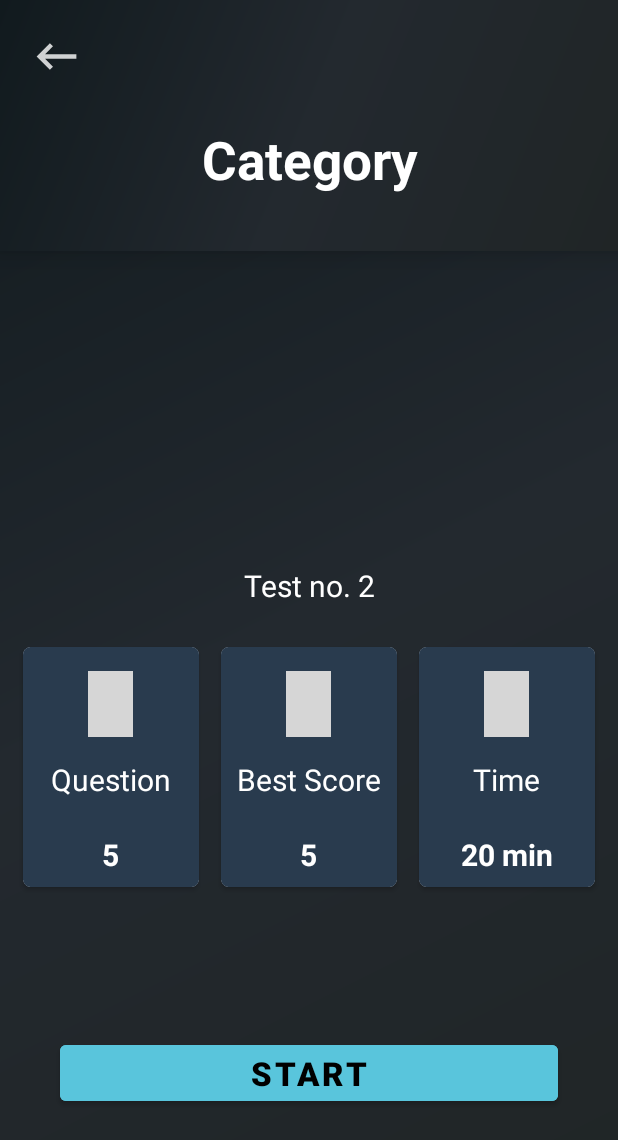
After one commit to kunjvasoya03/ExamEase, an Android app: the StartActivity screen opened directly, with no data from a screen before it, on a phone screen of 412 x 824 dp. The commit adds this screen. Shown: the top 1140 px of the screen. Run offline under Robolectric (Android 15) with nearby library versions, the phone set to English and light mode, and no system bars; grey boxes are pictures that could not be loaded.

Commit message:
added activity_start only ui

```diff
--- a/app/src/main/AndroidManifest.xml
+++ b/app/src/main/AndroidManifest.xml
@@ -14,6 +14,9 @@
         android:supportsRtl="true"
         android:theme="@style/Theme.ExamEase2.NoActionBar"
         tools:targetApi="31">
+        <activity
+            android:name=".StartActivity"
+            android:exported="false" />
         <activity
             android:name=".QuestionsActivity"
             android:exported="false" />
--- /dev/null
+++ b/app/src/main/java/com/example/examease2/StartActivity.java
@@ -0,0 +1,21 @@
+package com.example.examease2;
+
+import android.os.Bundle;
+
+import androidx.activity.EdgeToEdge;
+import androidx.appcompat.app.AppCompatActivity;
+import androidx.core.graphics.Insets;
+import androidx.core.view.ViewCompat;
+import androidx.core.view.WindowInsetsCompat;
+
+public class StartActivity extends AppCompatActivity {
+
+    @Override
+    protected void onCreate(Bundle savedInstanceState) {
+        super.onCreate(savedInstanceState);
+        EdgeToEdge.enable(this);
+        setContentView(R.layout.activity_start);
+
+
+    }
+}
--- /dev/null
+++ b/app/src/main/res/drawable-anydpi/ic_back.xml
@@ -0,0 +1,12 @@
+<vector xmlns:android="http://schemas.android.com/apk/res/android"
+    android:width="24dp"
+    android:height="24dp"
+    android:viewportWidth="24"
+    android:viewportHeight="24"
+    android:tint="#FFFFFF"
+    android:alpha="0.8"
+    android:autoMirrored="true">
+  <path
+      android:fillColor="@android:color/white"
+      android:pathData="M21,11H6.83l3.58,-3.59L9,6l-6,6 6,6 1.41,-1.41L6.83,13H21z"/>
+</vector>
--- a/app/src/main/res/drawable/side_nav_bar.xml
+++ b/app/src/main/res/drawable/side_nav_bar.xml
@@ -2,8 +2,8 @@
     android:shape="rectangle">
     <gradient
         android:angle="135"
-        android:centerColor="#303941"
-        android:endColor="#162126"
-        android:startColor="#566367"
+        android:centerColor="#23292F"
+        android:endColor="#111A1E"
+        android:startColor="#202526"
         android:type="linear" />
 </shape>
--- a/app/src/main/res/layout/activity_login2.xml
+++ b/app/src/main/res/layout/activity_login2.xml
@@ -5,7 +5,7 @@
     android:id="@+id/main"
     android:layout_width="match_parent"
     android:layout_height="match_parent"
-    android:background="#292c35"
+    android:background="@color/app_background"
     tools:context=".LoginActivity"
     android:orientation="vertical"
     android:layout_gravity="center_horizontal"
@@ -14,7 +14,7 @@
 
     <ImageView
         android:layout_width="400dp"
-        android:layout_height="210dp"
+        android:layout_height="200dp"
         android:src="@drawable/login"
         android:layout_gravity="center_horizontal"
         android:layout_marginTop="50dp"
--- /dev/null
+++ b/app/src/main/res/layout/activity_start.xml
@@ -0,0 +1,255 @@
+<?xml version="1.0" encoding="utf-8"?>
+<androidx.constraintlayout.widget.ConstraintLayout xmlns:android="http://schemas.android.com/apk/res/android"
+    xmlns:app="http://schemas.android.com/apk/res-auto"
+    xmlns:tools="http://schemas.android.com/tools"
+    android:id="@+id/main"
+    android:background="@drawable/side_nav_bar"
+    android:layout_width="match_parent"
+    android:layout_height="match_parent"
+    tools:context=".StartActivity">
+
+    <LinearLayout
+        android:layout_width="413dp"
+        android:layout_height="167dp"
+        app:layout_constraintBottom_toTopOf="@+id/textView2"
+        app:layout_constraintEnd_toEndOf="parent"
+        android:background="@drawable/side_nav_bar"
+        app:layout_constraintStart_toStartOf="parent"
+        app:layout_constraintTop_toTopOf="parent"
+        app:layout_constraintVertical_bias="0.0"
+        android:orientation="vertical"
+        android:translationZ="10dp"
+
+
+
+        >
+        <ImageView
+            android:layout_width="35dp"
+            android:layout_height="35dp"
+            android:src="@drawable/ic_back"
+            android:layout_margin="20dp"
+            android:translationZ="10dp"
+
+            />
+
+        <TextView
+            android:id="@+id/textView"
+            android:layout_width="match_parent"
+            android:layout_height="wrap_content"
+            android:text="Category"
+            android:textAlignment="center"
+            android:textColor="@color/white"
+            android:textSize="35sp"
+            android:textStyle="bold"
+            android:layout_marginTop="7dp"
+
+            />
+
+
+    </LinearLayout>
+
+    <TextView
+        android:id="@+id/textView2"
+        android:layout_width="0dp"
+        android:layout_height="wrap_content"
+        android:layout_marginStart="24dp"
+        android:layout_marginEnd="24dp"
+        android:layout_marginBottom="20dp"
+        android:text="Test no. 2"
+        android:textAlignment="center"
+        android:textColor="@color/white"
+        android:textSize="20sp"
+        app:layout_constraintBottom_toTopOf="@+id/ll2"
+        app:layout_constraintEnd_toEndOf="parent"
+        app:layout_constraintHorizontal_bias="0.0"
+        app:layout_constraintStart_toStartOf="parent" />
+
+    <LinearLayout
+        android:id="@+id/ll2"
+        android:layout_width="0dp"
+        android:layout_height="wrap_content"
+        android:layout_marginStart="8dp"
+        android:layout_marginEnd="8dp"
+        android:layout_marginBottom="92dp"
+        app:layout_constraintBottom_toTopOf="@+id/strat_test_btn"
+        app:layout_constraintEnd_toEndOf="parent"
+
+        app:layout_constraintHorizontal_bias="1.0"
+        app:layout_constraintStart_toStartOf="parent">
+
+        <androidx.cardview.widget.CardView
+            android:layout_width="120dp"
+            android:layout_height="160dp"
+            android:layout_margin="7dp"
+            android:layout_weight="1"
+            android:elevation="5dp"
+            app:cardCornerRadius="5dp">
+
+            <LinearLayout
+                android:layout_width="match_parent"
+                android:layout_height="match_parent"
+                android:layout_gravity="center"
+
+                android:background="#293B4E"
+                android:gravity="center_horizontal"
+                android:orientation="vertical"
+                android:paddingTop="16dp">
+
+                <ImageView
+                    android:layout_width="30dp"
+                    android:layout_height="30dp"
+                    android:layout_weight="1"
+                    android:src="@drawable/ic_bookmark" />
+
+                <TextView
+                    android:layout_width="wrap_content"
+                    android:layout_height="wrap_content"
+                    android:layout_marginBottom="8dp"
+
+                    android:layout_weight="1"
+                    android:gravity="bottom"
+
+                    android:text="Question"
+                    android:textColor="@color/white"
+                    android:textSize="20sp" />
+
+                <TextView
+                    android:layout_width="wrap_content"
+                    android:layout_height="wrap_content"
+                    android:layout_marginBottom="8dp"
+                    android:layout_weight="1"
+                    android:gravity="bottom"
+                    android:text="5"
+                    android:textColor="@color/white"
+                    android:textSize="20sp"
+                    android:textStyle="bold" />
+
+            </LinearLayout>
+        </androidx.cardview.widget.CardView>
+
+        <androidx.cardview.widget.CardView
+            android:layout_width="120dp"
+            android:layout_height="160dp"
+            android:layout_margin="7dp"
+            android:layout_weight="1"
+            android:elevation="5dp"
+            app:cardCornerRadius="5dp">
+
+            <LinearLayout
+                android:layout_width="match_parent"
+                android:layout_height="match_parent"
+                android:layout_gravity="center"
+
+                android:background="#293B4E"
+                android:gravity="center_horizontal"
+                android:orientation="vertical"
+                android:paddingTop="16dp">
+
+                <ImageView
+                    android:layout_width="30dp"
+                    android:layout_height="30dp"
+                    android:layout_weight="1"
+                    android:src="@drawable/ic_bookmark" />
+
+                <TextView
+                    android:layout_width="wrap_content"
+                    android:layout_height="wrap_content"
+                    android:layout_marginBottom="8dp"
+
+                    android:layout_weight="1"
+                    android:gravity="bottom"
+
+                    android:text="Best Score"
+                    android:textColor="@color/white"
+                    android:textSize="20sp" />
+
+                <TextView
+                    android:layout_width="wrap_content"
+                    android:layout_height="wrap_content"
+                    android:layout_marginBottom="8dp"
+                    android:layout_weight="1"
+                    android:gravity="bottom"
+                    android:text="5"
+                    android:textColor="@color/white"
+                    android:textSize="20sp"
+                    android:textStyle="bold" />
+
+            </LinearLayout>
+        </androidx.cardview.widget.CardView>
+
+        <androidx.cardview.widget.CardView
+            android:layout_width="120dp"
+            android:layout_height="160dp"
+            android:layout_margin="7dp"
+            android:layout_weight="1"
+            android:elevation="5dp"
+            app:cardCornerRadius="5dp">
+
+            <LinearLayout
+                android:layout_width="match_parent"
+                android:layout_height="match_parent"
+                android:layout_gravity="center"
+
+                android:background="#293B4E"
+                android:gravity="center_horizontal"
+                android:orientation="vertical"
+                android:paddingTop="16dp">
+
+                <ImageView
+                    android:layout_width="30dp"
+                    android:layout_height="30dp"
+                    android:layout_weight="1"
+                    android:src="@drawable/ic_bookmark" />
+
+                <TextView
+                    android:layout_width="wrap_content"
+                    android:layout_height="wrap_content"
+                    android:layout_marginBottom="8dp"
+
+                    android:layout_weight="1"
+                    android:gravity="bottom"
+
+                    android:text="Time"
+                    android:textColor="@color/white"
+                    android:textSize="20sp" />
+
+                <TextView
+                    android:layout_width="wrap_content"
+                    android:layout_height="wrap_content"
+                    android:layout_marginBottom="8dp"
+                    android:layout_weight="1"
+                    android:gravity="bottom"
+                    android:text="20 min"
+                    android:textColor="@color/white"
+                    android:textSize="20sp"
+                    android:textStyle="bold" />
+
+            </LinearLayout>
+        </androidx.cardview.widget.CardView>
+
+    </LinearLayout>
+
+    <Button
+        android:id="@+id/strat_test_btn"
+        android:layout_width="0dp"
+        android:layout_height="wrap_content"
+        android:layout_marginBottom="84dp"
+        android:layout_marginLeft="40dp"
+        android:layout_marginRight="40dp"
+        android:backgroundTint="@color/cyan"
+        android:elevation="5dp"
+        android:text="Start"
+        android:textColor="@color/black"
+        android:textSize="22sp"
+        android:textStyle="bold"
+        android:translationZ="3dp"
+        app:layout_constraintBottom_toBottomOf="parent"
+        app:layout_constraintEnd_toEndOf="parent"
+        app:layout_constraintHorizontal_bias="0.0"
+
+        app:layout_constraintLeft_toLeftOf="parent"
+        app:layout_constraintRight_toRightOf="parent"
+        app:layout_constraintStart_toStartOf="parent" />
+
+
+</androidx.constraintlayout.widget.ConstraintLayout>
--- a/app/src/main/res/layout/fragment_home.xml
+++ b/app/src/main/res/layout/fragment_home.xml
@@ -4,15 +4,13 @@
     xmlns:tools="http://schemas.android.com/tools"
     android:layout_width="match_parent"
     android:layout_height="match_parent"
-    android:background="#292c35"
+    android:background="@color/app_background"
     tools:context=".ui.home.HomeFragment">
 
     <GridView
 
-
         android:layout_width="0dp"
         android:layout_height="0dp"
-
         android:layout_marginStart="16dp"
         android:layout_marginTop="16dp"
         android:layout_marginEnd="16dp"
--- a/app/src/main/res/layout/home_item_layout.xml
+++ b/app/src/main/res/layout/home_item_layout.xml
@@ -3,13 +3,14 @@
     android:layout_width="match_parent"
     android:layout_height="wrap_content"
     android:background="@color/app_background"
+
     xmlns:app="http://schemas.android.com/apk/res-auto">
 
     <androidx.cardview.widget.CardView
         android:layout_width="match_parent"
         android:layout_height="wrap_content"
         android:layout_margin="10dp"
-        android:background="@color/app_background"
+
         app:cardUseCompatPadding="true"
         app:cardCornerRadius="8dp"
         app:cardElevation="5dp"
--- a/app/src/main/res/values/colors.xml
+++ b/app/src/main/res/values/colors.xml
@@ -10,4 +10,6 @@
     <color name="cyan">#59c5dc</color>
     <color name="app_background">#292c35</color>
     <color name="barcolor">#1F2430</color>
+    <color name="cardcolor">#293B4E</color>
+
 </resources>
```
Also changed, not shown: app/src/main/res/drawable-hdpi/ic_back.png (added), app/src/main/res/drawable-mdpi/ic_back.png (added), app/src/main/res/drawable-xhdpi/ic_back.png (added), app/src/main/res/drawable-xxhdpi/ic_back.png (added), app/src/main/res/drawable/loginback.png (added), app/src/main/res/drawable/loginback2.jpg (added).
